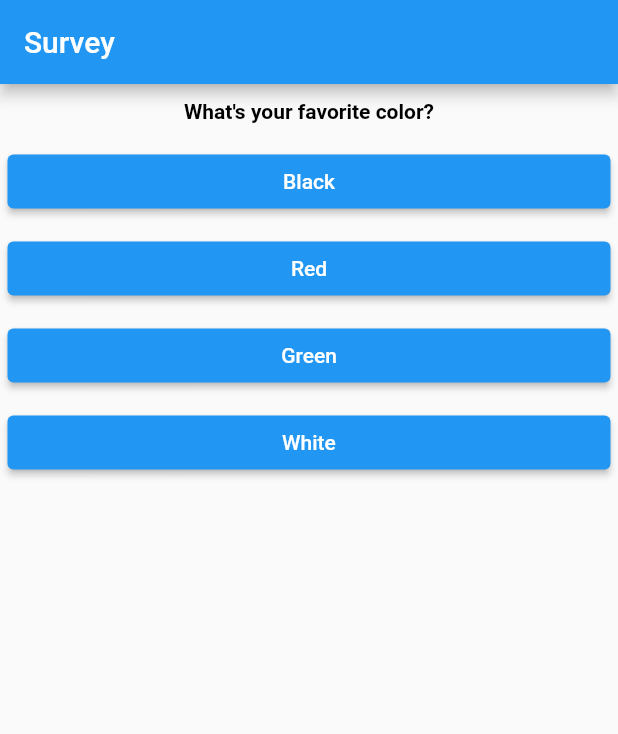
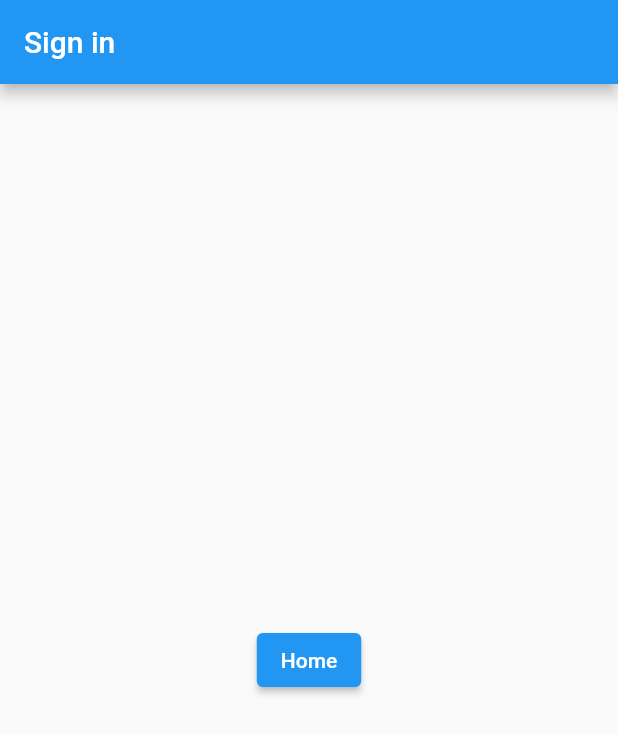
Before and after one commit to Aravindh1505/Flutter-Core, a Flutter app: the screen it shows after launch, on a phone screen of 412 x 824 dp. Shown: the top 734 px of the screen. Run offline on Flutter 3.47's test engine with Material 2 defaults, Android fonts, the phone set to English and light mode, and no system bars.

Commit message:
Added adaptive button and progress indicator

```diff
--- a/lib/answer.dart
+++ /dev/null
@@ -1,22 +0,0 @@
-import 'package:flutter/material.dart';
-
-class Answer extends StatelessWidget {
-  final VoidCallback answerQuestion;
-  final String answer;
-
-  const Answer(this.answerQuestion, this.answer, {super.key});
-
-  @override
-  Widget build(BuildContext context) {
-    return Container(
-      width: double.infinity,
-      margin: const EdgeInsets.all(5.0),
-      child: ElevatedButton(
-        style: ButtonStyle(
-            backgroundColor: MaterialStateProperty.all(Colors.blue)),
-        onPressed: answerQuestion,
-        child: Text(answer),
-      ),
-    );
-  }
-}
--- /dev/null
+++ b/lib/base.dart
@@ -0,0 +1,5 @@
+import 'dart:io';
+
+class Base {
+  final bool isIOS = Platform.isIOS ? true : false;
+}
--- /dev/null
+++ b/lib/constants/destination.dart
@@ -0,0 +1,9 @@
+class Destination {
+
+  static const home = '/home';
+
+  static const signin = '/signin';
+
+  static const signup = '/signup';
+
+}
--- a/lib/main.dart
+++ b/lib/main.dart
@@ -1,55 +1,24 @@
 import 'package:flutter/material.dart';
-import 'package:flutter_core/quiz.dart';
 
-import './result.dart';
-import 'utils/utils.dart';
+import './views/signin.dart';
+import './views/signup.dart';
+import './views/home.dart';
+import './constants/destination.dart';
 
 void main() => runApp(const MyApp());
 
-class MyApp extends StatefulWidget {
-  const MyApp({super.key});
-
-  @override
-  State<StatefulWidget> createState() {
-    return _MyAppState();
-  }
-}
-
-class _MyAppState extends State<MyApp> {
-  final _questions = Utils.questions;
-  var _questionIndex = 0;
-  int _totalScore = 0;
-
-  void _answerQuestion(int score) {
-    setState(() {
-      _questionIndex = _questionIndex + 1;
-      _totalScore += score;
-    });
-
-    print('TotalScore : $_totalScore');
-  }
-
-  void _restartQuiz() {
-    setState(() {
-      _questionIndex = 0;
-      _totalScore = 0;
-    });
-  }
+class MyApp extends StatelessWidget {
+  const MyApp({Key? key}) : super(key: key);
 
   @override
   Widget build(BuildContext context) {
     return MaterialApp(
-      home: Scaffold(
-        appBar: AppBar(
-          title: const Text('Survey'),
-        ),
-        body: _questionIndex < _questions.length
-            ? Quiz(
-                questions: _questions,
-                questionIndex: _questionIndex,
-                answerQuestion: _answerQuestion)
-            : Result(_totalScore, _restartQuiz),
-      ),
+      routes: {
+        '/': (ctx) => const SignInScreen(),
+        Destination.signin: (ctx) => const SignInScreen(),
+        Destination.signup: (ctx) => const SignupScreen(),
+        Destination.home: (ctx) => const HomeScreen(),
+      },
     );
   }
 }
--- a/lib/question.dart
+++ /dev/null
@@ -1,23 +0,0 @@
-import 'package:flutter/material.dart';
-
-class Question extends StatelessWidget {
-  final String question;
-
-  const Question(this.question, {super.key});
-
-  @override
-  Widget build(BuildContext context) {
-    return Container(
-      width: double.infinity,
-      margin: const EdgeInsets.all(10.0),
-      child: Text(
-        question,
-        style: const TextStyle(
-          color: Colors.black,
-          fontWeight: FontWeight.w700,
-        ),
-        textAlign: TextAlign.center,
-      ),
-    );
-  }
-}
--- a/lib/quiz.dart
+++ /dev/null
@@ -1,29 +0,0 @@
-import 'package:flutter/material.dart';
-
-import './question.dart';
-import './answer.dart';
-
-class Quiz extends StatelessWidget {
-  final List<Map<String, Object>> questions;
-  final int questionIndex;
-  final Function answerQuestion;
-
-  const Quiz({
-    super.key,
-    required this.questions,
-    required this.questionIndex,
-    required this.answerQuestion,
-  });
-
-  @override
-  Widget build(BuildContext context) {
-    return Column(
-      children: [
-        Question(questions[questionIndex]['questionText'] as String),
-        ...(questions[questionIndex]['answers'] as List<Map<String, Object>>)
-            .map((answer) => Answer(() => answerQuestion(answer['score']), answer['text'] as String))
-            .toList()
-      ],
-    );
-  }
-}
--- a/lib/utils/utils.dart
+++ /dev/null
@@ -1,39 +0,0 @@
-import 'package:flutter/foundation.dart';
-
-class Utils {
-  static void printLog(String msg) {
-    if (kDebugMode) {
-      print(msg);
-    }
-  }
-
-  static List<Map<String, Object>> questions = [
-    {
-      'questionText': 'What\'s your favorite color?',
-      'answers': [
-        {'text': 'Black', 'score': 10},
-        {'text': 'Red', 'score': 5},
-        {'text': 'Green', 'score': 3},
-        {'text': 'White', 'score': 1},
-      ],
-    },
-    {
-      'questionText': 'What\'s your favorite animal?',
-      'answers': [
-        {'text': 'Rabbit', 'score': 3},
-        {'text': 'Snake', 'score': 11},
-        {'text': 'Elephant', 'score': 5},
-        {'text': 'Lion', 'score': 9},
-      ],
-    },
-    {
-      'questionText': 'Who\'s your favorite instructor?',
-      'answers': [
-        {'text': 'Max', 'score': 1},
-        {'text': 'Max', 'score': 1},
-        {'text': 'Max', 'score': 1},
-        {'text': 'Max', 'score': 1},
-      ],
-    },
-  ];
-}
--- /dev/null
+++ b/lib/views/signin.dart
@@ -0,0 +1,24 @@
+import 'package:flutter/material.dart';
+import '../widgets/adaptive_button.dart';
+import '/constants/destination.dart';
+
+class SignInScreen extends StatelessWidget {
+  const SignInScreen({Key? key}) : super(key: key);
+
+  @override
+  Widget build(BuildContext context) {
+    return Scaffold(
+      appBar: AppBar(
+        title: Text('Sign in'),
+      ),
+      body: Center(
+        child: AdaptiveButton(
+          title: 'Home',
+          callback: () {
+            Navigator.of(context).pushNamed(Destination.home);
+          },
+        ),
+      ),
+    );
+  }
+}
--- /dev/null
+++ b/lib/views/signup.dart
@@ -0,0 +1,17 @@
+import 'package:flutter/material.dart';
+
+class SignupScreen extends StatelessWidget {
+  const SignupScreen({Key? key}) : super(key: key);
+
+  @override
+  Widget build(BuildContext context) {
+    return Scaffold(
+      appBar: AppBar(
+        title: Text('Sign up'),
+      ),
+      body: Center(
+        child: Text('Sign up Screen'),
+      ),
+    );
+  }
+}
--- /dev/null
+++ b/lib/widgets/adaptive_button.dart
@@ -0,0 +1,24 @@
+import 'package:flutter/material.dart';
+import 'package:flutter/cupertino.dart';
+
+import '/base.dart';
+
+class AdaptiveButton extends StatelessWidget with Base {
+  final String title;
+  final VoidCallback callback;
+
+  AdaptiveButton({super.key, required this.title, required this.callback});
+
+  @override
+  Widget build(BuildContext context) {
+    return isIOS
+        ? CupertinoButton.filled(
+            onPressed: callback,
+            child: Text(title),
+          )
+        : ElevatedButton(
+            onPressed: callback,
+            child: Text(title),
+          );
+  }
+}
```
Also changed, not shown: lib/result.dart (deleted, +0 -46 lines), lib/views/home.dart (added, +19 -0 lines), lib/widgets/adaptive_progress.dart (added, +15 -0 lines), pubspec.lock, 1 other file.
